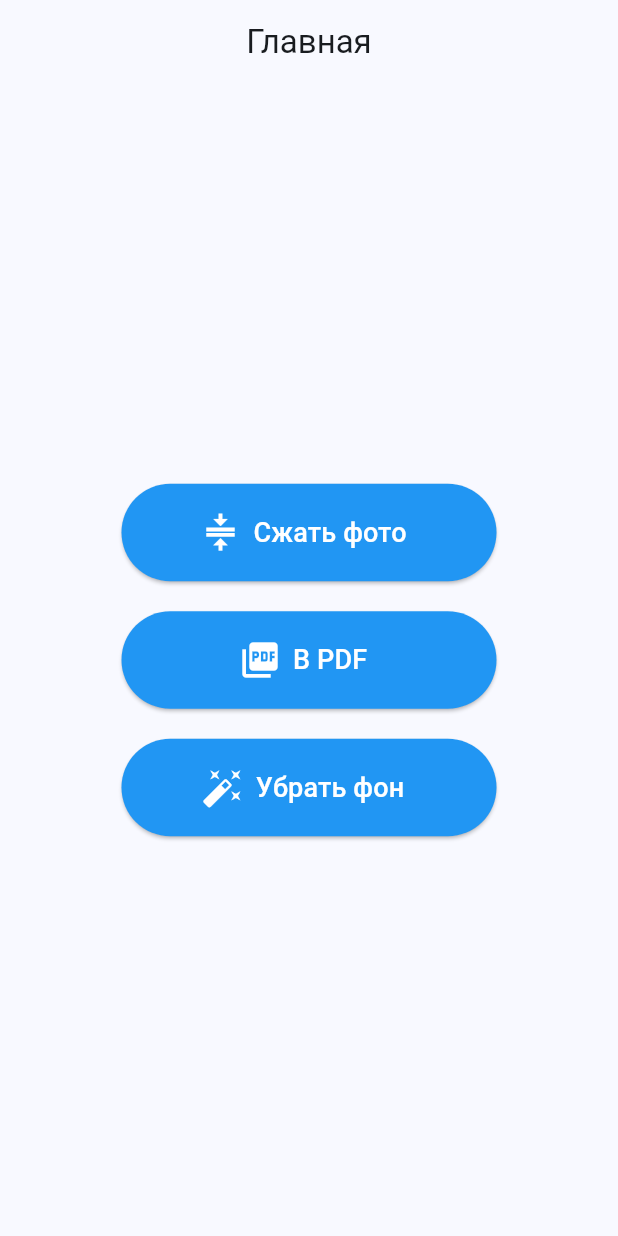
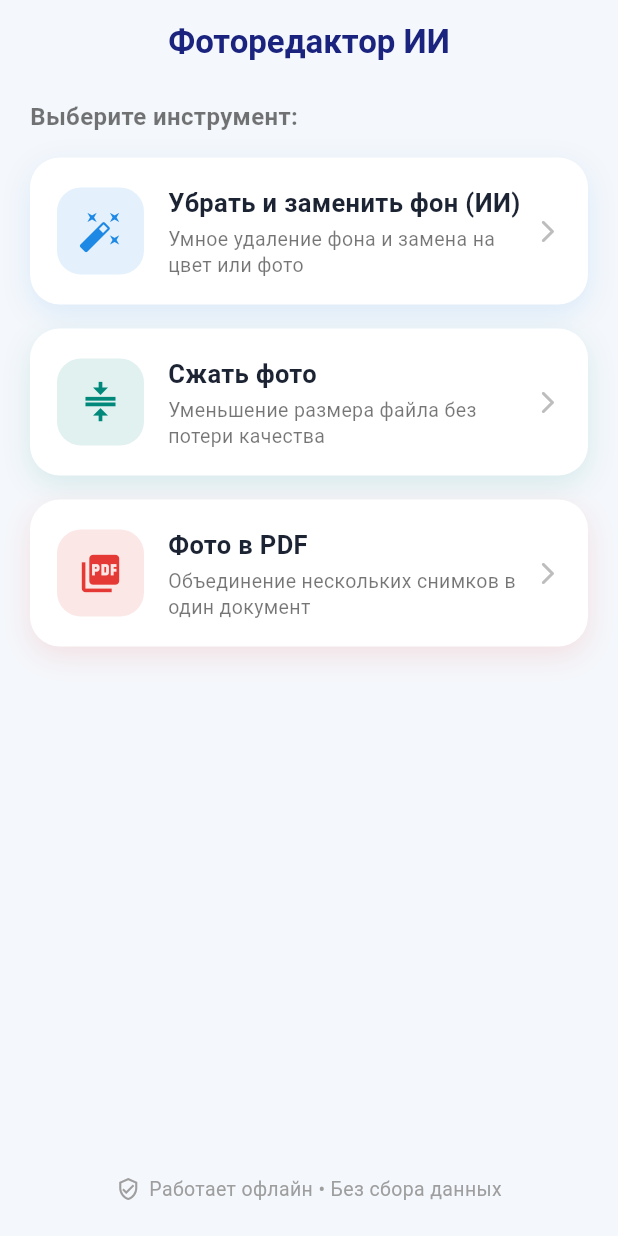
Before and after one commit to khmath2017-sys/my_photo_.com, a Flutter app: the screen it shows after launch, on a phone screen of 412 x 824 dp. Run offline on Flutter 3.47's test engine with Material 3 defaults, Android fonts, the phone set to English and light mode, and no system bars; our stand-ins replace image_picker, share_plus; missing offline and left inert: gal, image_background_remover.

Commit message:
Update main.dart

```diff
--- a/lib/main.dart
+++ b/lib/main.dart
@@ -1,14 +1,13 @@
-import 'ai_bg_screen.dart';
 import 'dart:io';
 import 'package:flutter/foundation.dart';
 import 'package:flutter/material.dart';
 import 'package:image_picker/image_picker.dart';
-import 'package:flutter_image_compress/flutter_image_compress.dart';
 import 'package:pdf/widgets.dart' as pw;
 import 'package:gal/gal.dart';
 import 'package:share_plus/share_plus.dart';
 import 'package:path_provider/path_provider.dart';
 import 'package:image/image.dart' as img;
+import 'ai_bg_screen.dart';
 
 void main() => runApp(const MyApp());
 
@@ -17,22 +16,25 @@ class MyApp extends StatelessWidget {
   @override
   Widget build(BuildContext context) {
     return MaterialApp(
-      title: 'Фото Утилиты',
+      title: 'Фоторедактор ИИ и PDF',
       debugShowCheckedModeBanner: false,
       theme: ThemeData(
-        colorScheme: ColorScheme.fromSeed(seedColor: Colors.blue),
+        colorScheme: ColorScheme.fromSeed(seedColor: const Color(0xFF1E88E5)),
+        scaffoldBackgroundColor: const Color(0xFFF4F7FB),
         useMaterial3: true,
         elevatedButtonTheme: ElevatedButtonThemeData(
           style: ElevatedButton.styleFrom(
-            backgroundColor: Colors.blue,
+            backgroundColor: const Color(0xFF1E88E5),
             foregroundColor: Colors.white,
+            shape: RoundedRectangleBorder(borderRadius: BorderRadius.circular(14)),
           ),
         ),
         outlinedButtonTheme: OutlinedButtonThemeData(
           style: OutlinedButton.styleFrom(
-            backgroundColor: Colors.blue,
+            backgroundColor: const Color(0xFF1E88E5),
             foregroundColor: Colors.white,
-            side: const BorderSide(color: Colors.blue),
+            side: const BorderSide(color: Color(0xFF1E88E5)),
+            shape: RoundedRectangleBorder(borderRadius: BorderRadius.circular(14)),
           ),
         ),
       ),
@@ -40,33 +42,139 @@ class MyApp extends StatelessWidget {
     );
   }
 }
+
 class HomePage extends StatelessWidget {
   const HomePage({super.key});
+
   @override
   Widget build(BuildContext context) {
     return Scaffold(
-      appBar: AppBar(title: const Text('Главная'), centerTitle: true),
-      body: Center(
-        child: Column(
-          mainAxisAlignment: MainAxisAlignment.center,
-          children: [
-            _btn(context, 'Сжать фото', Icons.compress, const CompressScreen()),
-            const SizedBox(height: 20),
-            _btn(context, 'В PDF', Icons.picture_as_pdf, const PdfScreen()),
-            const SizedBox(height: 20),
-            _btn(context, 'Убрать фон', Icons.auto_fix_high, const RemoveBgScreen()),
-          ],
+      appBar: AppBar(
+        backgroundColor: Colors.transparent,
+        elevation: 0,
+        centerTitle: true,
+        title: const Text(
+          'Фоторедактор ИИ',
+          style: TextStyle(fontWeight: FontWeight.bold, fontSize: 22, color: Color(0xFF1A237E)),
+        ),
+      ),
+      body: SafeArea(
+        child: Padding(
+          padding: const EdgeInsets.symmetric(horizontal: 20, vertical: 10),
+          child: Column(
+            crossAxisAlignment: CrossAxisAlignment.start,
+            children: [
+              const Text(
+                'Выберите инструмент:',
+                style: TextStyle(fontSize: 16, fontWeight: FontWeight.w600, color: Colors.black54),
+              ),
+              const SizedBox(height: 16),
+              _buildProCard(
+                context,
+                title: 'Убрать и заменить фон (ИИ)',
+                subtitle: 'Умное удаление фона и замена на цвет или фото',
+                icon: Icons.auto_fix_high,
+                color: const Color(0xFF1E88E5),
+                page: const RemoveBgScreen(),
+              ),
+              const SizedBox(height: 16),
+              _buildProCard(
+                context,
+                title: 'Сжать фото',
+                subtitle: 'Уменьшение размера файла без потери качества',
+                icon: Icons.compress,
+                color: const Color(0xFF00897B),
+                page: const CompressScreen(),
+              ),
+              const SizedBox(height: 16),
+              _buildProCard(
+                context,
+                title: 'Фото в PDF',
+                subtitle: 'Объединение нескольких снимков в один документ',
+                icon: Icons.picture_as_pdf,
+                color: const Color(0xFFE53935),
+                page: const PdfScreen(),
+              ),
+              const Spacer(),
+              const Center(
+                child: Padding(
+                  padding: EdgeInsets.only(bottom: 12),
+                  child: Row(
+                    mainAxisSize: MainAxisSize.min,
+                    children: [
+                      Icon(Icons.verified_user_outlined, size: 16, color: Colors.grey),
+                      SizedBox(width: 6),
+                      Text(
+                        'Работает офлайн • Без сбора данных',
+                        style: TextStyle(fontSize: 13, color: Colors.grey),
+                      ),
+                    ],
+                  ),
+                ),
+              ),
+            ],
+          ),
         ),
       ),
     );
   }
 
-  Widget _btn(BuildContext ctx, String txt, IconData ic, Widget page) {
-    return ElevatedButton.icon(
-      onPressed: () => Navigator.push(ctx, MaterialPageRoute(builder: (_) => page)),
-      icon: Icon(ic, size: 28),
-      label: Text(txt, style: const TextStyle(fontSize: 18)),
-      style: ElevatedButton.styleFrom(minimumSize: const Size(250, 65)),
+  Widget _buildProCard(
+    BuildContext context, {
+    required String title,
+    required String subtitle,
+    required IconData icon,
+    required Color color,
+    required Widget page,
+  }) {
+    return InkWell(
+      onTap: () => Navigator.push(context, MaterialPageRoute(builder: (_) => page)),
+      borderRadius: BorderRadius.circular(20),
+      child: Container(
+        padding: const EdgeInsets.all(18),
+        decoration: BoxDecoration(
+          color: Colors.white,
+          borderRadius: BorderRadius.circular(20),
+          boxShadow: [
+            BoxShadow(
+              color: color.withValues(alpha: 0.12),
+              blurRadius: 15,
+              offset: const Offset(0, 6),
+            ),
+          ],
+        ),
+        child: Row(
+          children: [
+            Container(
+              width: 58,
+              height: 58,
+              decoration: BoxDecoration(
+                color: color.withValues(alpha: 0.12),
+                borderRadius: BorderRadius.circular(16),
+              ),
+              child: Icon(icon, color: color, size: 30),
+            ),
+            const SizedBox(width: 16),
+            Expanded(
+              child: Column(
+                crossAxisAlignment: CrossAxisAlignment.start,
+                children: [
+                  Text(
+                    title,
+                    style: const TextStyle(fontSize: 17, fontWeight: FontWeight.bold, color: Color(0xFF1C2434)),
+                  ),
+                  const SizedBox(height: 4),
+                  Text(
+                    subtitle,
+                    style: const TextStyle(fontSize: 13, color: Colors.black54, height: 1.3),
+                  ),
+                ],
+              ),
+            ),
+            Icon(Icons.arrow_forward_ios_rounded, size: 18, color: Colors.grey.shade400),
+          ],
+        ),
+      ),
     );
   }
 }
```
